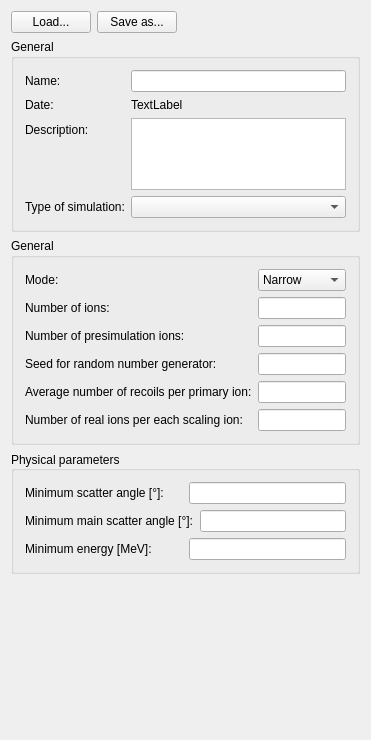
This is ui_files/ui_request_simulation_settings.ui in JYU-IBA/potku as Qt 5 draws it before an edit. The edited form follows.
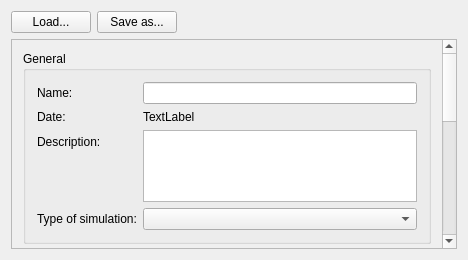
This is the edited form.

Commit message: Minor fixes on Request Settings view

What changed in the file:
```diff
--- a/ui_files/ui_request_simulation_settings.ui
+++ b/ui_files/ui_request_simulation_settings.ui
@@ -9,8 +9,8 @@
    <rect>
     <x>0</x>
     <y>0</y>
-    <width>371</width>
-    <height>740</height>
+    <width>468</width>
+    <height>260</height>
    </rect>
   </property>
   <property name="sizePolicy">
@@ -82,8 +82,23 @@
     </layout>
    </item>
    <item row="1" column="0">
-    <layout class="QVBoxLayout" name="verticalLayout_6">
-     <item alignment="Qt::AlignTop">
+    <widget class="QScrollArea" name="scrollArea">
+     <property name="widgetResizable">
+      <bool>true</bool>
+     </property>
+     <widget class="QWidget" name="scrollAreaWidgetContents">
+      <property name="geometry">
+       <rect>
+        <x>0</x>
+        <y>0</y>
+        <width>432</width>
+        <height>678</height>
+       </rect>
+      </property>
+      <layout class="QVBoxLayout" name="verticalLayout_2">
+       <item>
+        <layout class="QVBoxLayout" name="verticalLayout">
+         <item>
       <widget class="QGroupBox" name="groupBox_10">
        <property name="sizePolicy">
         <sizepolicy hsizetype="Preferred" vsizetype="Preferred">
@@ -260,7 +275,7 @@
        </layout>
       </widget>
      </item>
-     <item alignment="Qt::AlignTop">
+         <item>
       <widget class="QGroupBox" name="nonphysicalParams_2">
        <property name="sizePolicy">
         <sizepolicy hsizetype="Preferred" vsizetype="Preferred">
@@ -542,22 +557,7 @@
        </layout>
       </widget>
      </item>
-    </layout>
-   </item>
-   <item row="3" column="0">
-    <spacer name="verticalSpacer">
-     <property name="orientation">
-      <enum>Qt::Vertical</enum>
-     </property>
-     <property name="sizeHint" stdset="0">
-      <size>
-       <width>20</width>
-       <height>40</height>
-      </size>
-     </property>
-    </spacer>
-   </item>
-   <item row="2" column="0">
+         <item>
     <widget class="QGroupBox" name="simulationTypeSpecificParams_2">
      <property name="sizePolicy">
       <sizepolicy hsizetype="Preferred" vsizetype="Preferred">
@@ -711,6 +711,12 @@
        </layout>
       </item>
      </layout>
+          </widget>
+         </item>
+        </layout>
+       </item>
+      </layout>
+     </widget>
     </widget>
    </item>
   </layout>
```
Lines whose indentation alone changed are shown as unchanged. The commit also changes 4 other files.
